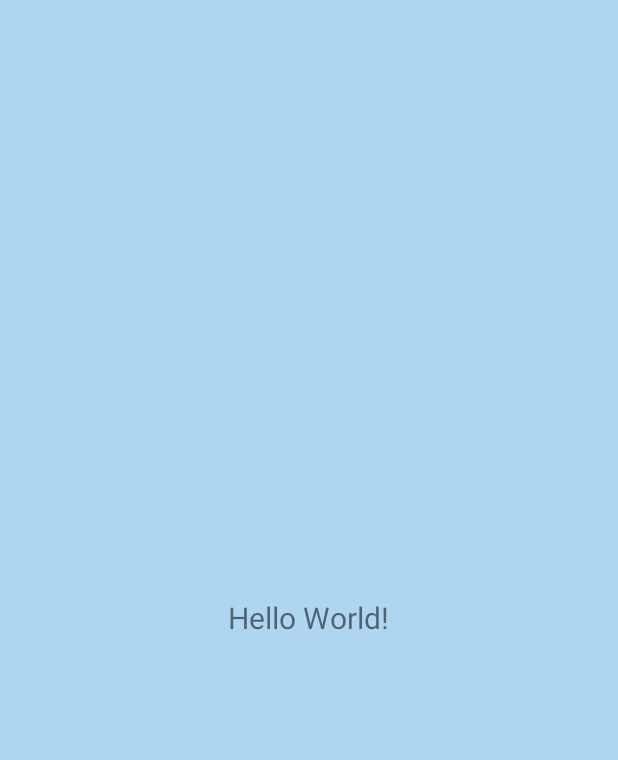
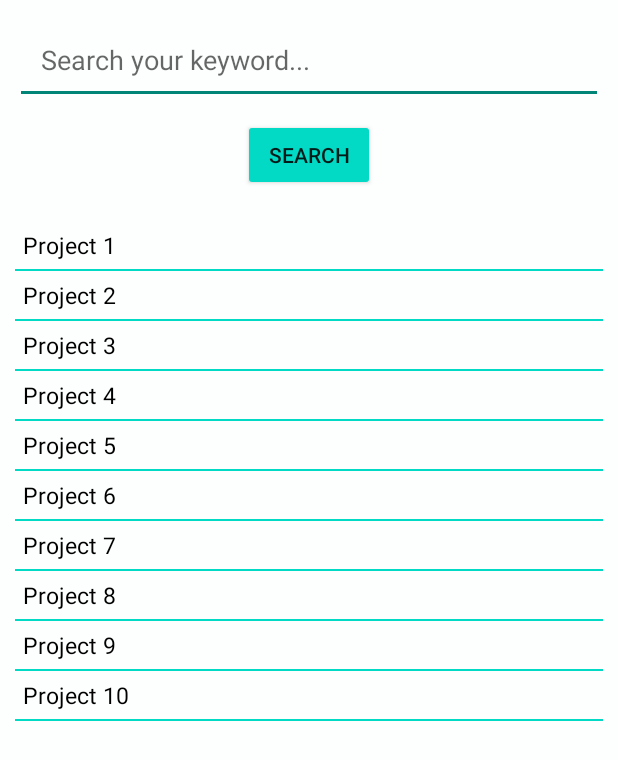
Before and after one commit to abir-ahmed/project-top-android-repo, an Android app: the screen it shows after launch (MainActivity), on a phone screen of 412 x 824 dp. Before the commit the part shown is almost empty. Shown: the top 760 px of the screen. Run offline under Robolectric (Android 15) with nearby library versions, the phone set to English and light mode, and no system bars.

Commit message:
TopAndroidRepo: UI Design for Keyword, Search and project List
- Add Search field
- Add search button
- Add listview to populate project list

```diff
--- a/app/src/main/AndroidManifest.xml
+++ b/app/src/main/AndroidManifest.xml
@@ -11,7 +11,7 @@
         android:theme="@style/AppTheme">
         <activity
             android:name=".MainActivity"
-            android:theme="@style/SplashScreenTheme">
+            android:theme="@style/ScreenTheme">
             <intent-filter>
                 <action android:name="android.intent.action.MAIN" />
 
--- a/app/src/main/java/com/example/topandroidrepositories/MainActivity.java
+++ b/app/src/main/java/com/example/topandroidrepositories/MainActivity.java
@@ -2,12 +2,26 @@ package com.example.topandroidrepositories;
 
 import android.app.Activity;
 import android.os.Bundle;
+import android.widget.ArrayAdapter;
+import android.widget.ListView;
 
 public class MainActivity extends Activity {
+
+    ListView androidProjectListView;
+    //Demo data to populate into Listview
+    String projectList[] = new String[] {"Project 1", "Project 2", "Project 3", "Project 4", "Project 5",
+            "Project 6", "Project 7", "Project 8", "Project 9", "Project 10"};
 
     @Override
     protected void onCreate(Bundle savedInstanceState) {
         super.onCreate(savedInstanceState);
         setContentView(R.layout.activity_main);
+
+        androidProjectListView = findViewById(R.id.projectListView);
+
+        ArrayAdapter<String> arrayAdapter = new ArrayAdapter<String>(this,
+                R.layout.activity_listview, R.id.textView, projectList);
+
+        androidProjectListView.setAdapter(arrayAdapter);
     }
 }
--- /dev/null
+++ b/app/src/main/res/layout/activity_listview.xml
@@ -0,0 +1,16 @@
+<?xml version="1.0" encoding="utf-8"?>
+<LinearLayout xmlns:android="http://schemas.android.com/apk/res/android"
+    android:layout_width="match_parent"
+    android:layout_height="match_parent"
+    android:orientation="vertical">
+
+    <TextView
+        android:id="@+id/textView"
+        android:layout_width="fill_parent"
+        android:layout_height="wrap_content"
+        android:layout_gravity="center"
+        android:padding="5dp"
+        android:textColor="@color/black"
+        android:text="Text 1"
+        android:textSize="15sp"/>
+</LinearLayout>
--- a/app/src/main/res/layout/activity_main.xml
+++ b/app/src/main/res/layout/activity_main.xml
@@ -5,13 +5,44 @@
     android:layout_width="match_parent"
     android:layout_height="match_parent"
     tools:context=".MainActivity"
-    android:background="@color/colorBackground">
+    android:background="#FDFEFE">
 
-    <TextView
+    <EditText
+        android:id="@+id/edtKeyword"
+        android:layout_width="match_parent"
+        android:layout_height="wrap_content"
+        android:layout_margin="10dp"
+        android:padding="17dp"
+        android:layout_alignParentTop="true"
+        android:hint="Search your keyword..."/>
+
+    <Button
+        android:id="@+id/btnSearch"
         android:layout_width="wrap_content"
         android:layout_height="wrap_content"
-        android:text="Hello World!"
-        android:textSize="20sp"
-        android:layout_centerInParent="true" />
+        android:layout_centerHorizontal="true"
+        android:layout_below="@+id/edtKeyword"
+        android:backgroundTint="#FF03DAC5"
+        android:text="Search"/>
+
+    <LinearLayout
+        android:layout_width="match_parent"
+        android:layout_height="match_parent"
+        android:layout_below="@+id/btnSearch"
+        android:layout_marginTop="10dp"
+        android:padding="10dp"
+        android:orientation="vertical">
+
+        <ListView
+            android:id="@+id/projectListView"
+            android:layout_width="match_parent"
+            android:layout_height="match_parent"
+            android:divider="#FF03DAC5"
+            android:dividerHeight="1dp">
+
+        </ListView>
+
+    </LinearLayout>
+
 
 </RelativeLayout>
--- a/app/src/main/res/values/styles.xml
+++ b/app/src/main/res/values/styles.xml
@@ -11,7 +11,7 @@
     </style>
 
     <!--Application Screen Theme -->
-    <style name="SplashScreenTheme" parent="Theme.AppCompat.Light.NoActionBar">
+    <style name="ScreenTheme" parent="Theme.AppCompat.Light.NoActionBar">
         <item name="android:windowNoTitle">true</item>
         <item name="android:windowActionBar">false</item>
         <item name="android:windowFullscreen">true</item>
```
